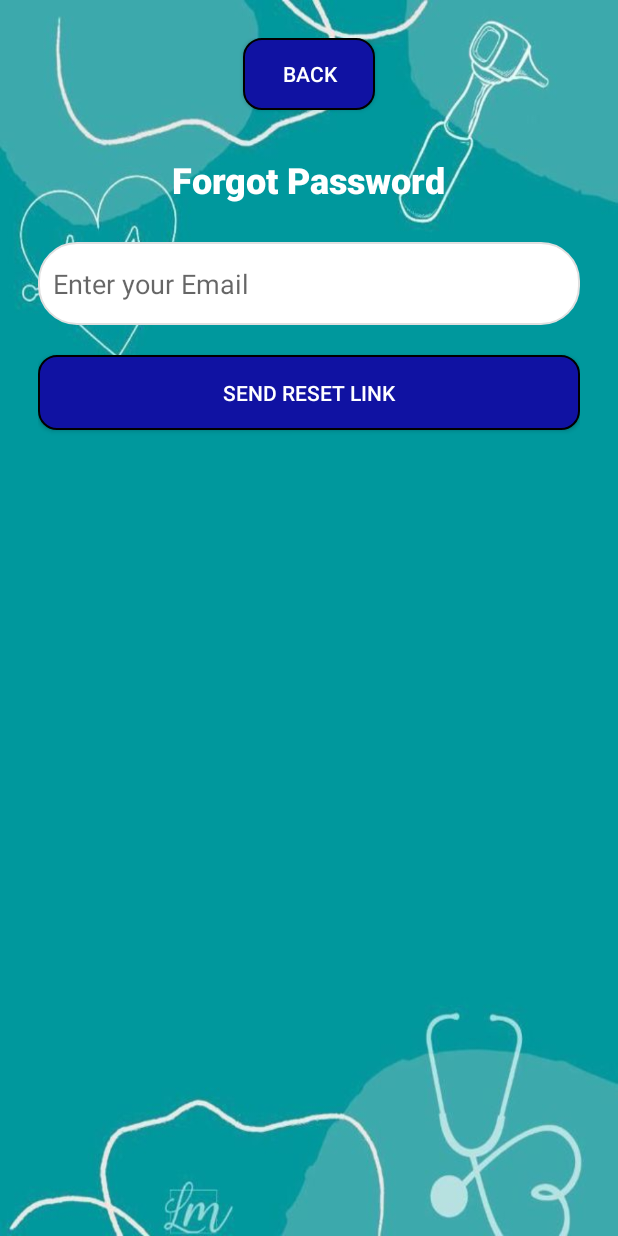
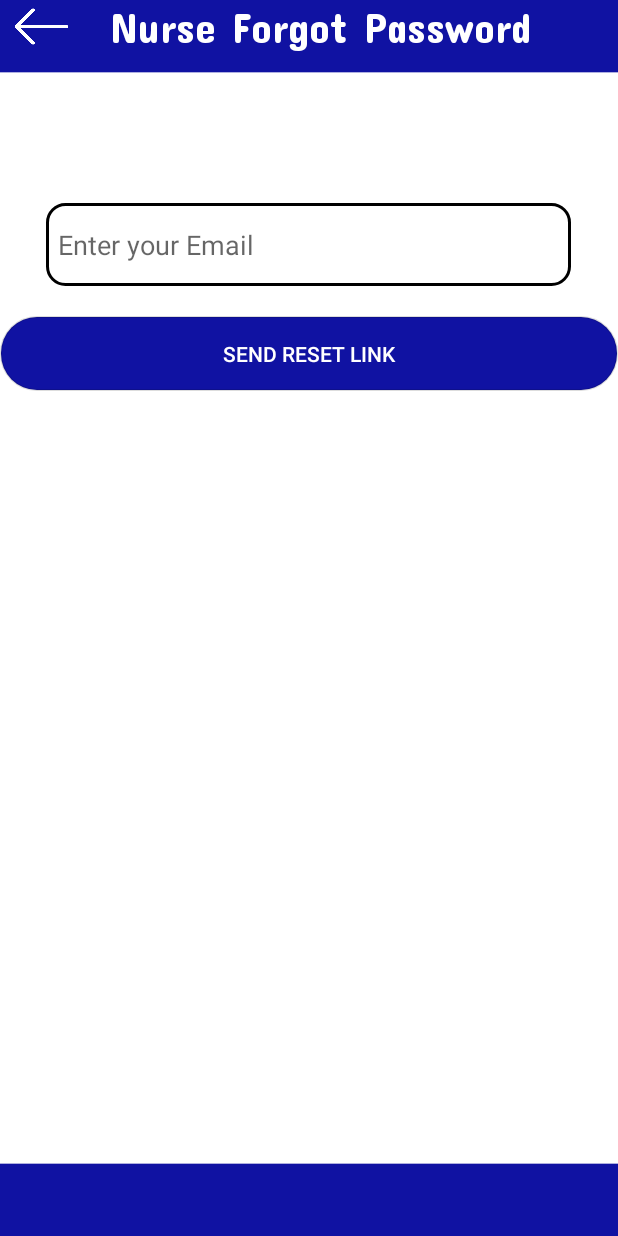
Before and after one commit to yljunsenido-hub/MediVoice, an Android app: the MedNurseForgotPassword screen opened directly, with no data from a screen before it, on a phone screen of 412 x 824 dp. Run offline under Robolectric (Android 15) with nearby library versions, the phone set to English and light mode, and no system bars; our stand-ins replace Firebase (no records; nobody signed in at launch, a user with empty details on screens opened directly); 2 statements that could not run were skipped.

Commit message:
UI update and alignment

```diff
--- a/app/src/main/res/layout/activity_med_nurse_forgot_password.xml
+++ b/app/src/main/res/layout/activity_med_nurse_forgot_password.xml
@@ -1,41 +1,54 @@
 <?xml version="1.0" encoding="utf-8"?>
 <LinearLayout xmlns:android="http://schemas.android.com/apk/res/android"
     xmlns:app="http://schemas.android.com/apk/res-auto"
-    xmlns:tools="http://schemas.android.com/tools"
-    android:id="@+id/main"
-    android:orientation="vertical"
-    android:background="@drawable/background"
-    android:padding="25dp"
     android:layout_width="match_parent"
     android:layout_height="match_parent"
-    android:gravity="center_horizontal"
-    tools:context=".MedNurseForgotPassword">
+    android:orientation="vertical"
+    android:layout_gravity="center"
+    android:background="@drawable/bgtwo">
 
-    <Button
-        android:id="@+id/btnBack"
-        android:layout_width="wrap_content"
+    <LinearLayout
+        android:layout_width="match_parent"
         android:layout_height="wrap_content"
-        android:background="@drawable/button"
-        android:text="Back"
-        android:textColor="@color/white" />
+        android:layout_gravity="center"
+        android:orientation="horizontal"
+        android:gravity="center">
 
-    <TextView
-        android:layout_width="wrap_content"
-        android:layout_height="wrap_content"
-        android:text="Forgot Password"
-        android:textSize="24sp"
-        android:textColor="@color/white"
-        android:fontFamily="sans-serif-black"
-        android:layout_marginTop="30dp"/>
+        <ImageView
+            android:layout_marginLeft="10dp"
+            android:id="@+id/imgBack"
+            android:layout_width="35dp"
+            android:layout_height="35dp"
+            android:layout_gravity="center_vertical"
+            android:src="@drawable/back"/>
+
+        <TextView
+            android:layout_width="0dp"
+            android:layout_height="wrap_content"
+            android:layout_weight="1"
+            android:layout_marginLeft="5dp"
+            android:text="Nurse Forgot Password"
+            android:layout_gravity="center"
+            android:gravity="center"
+            android:textColor="@color/white"
+            android:fontFamily="@font/cor"
+            android:textSize="28sp"/>
+
+        <ImageView
+            android:layout_marginright="10dp"
+            android:layout_width="35dp"
+            android:layout_height="35dp"
+            android:visibility="invisible" />
+    </LinearLayout>
 
     <EditText
         android:id="@+id/edtEmail"
-        android:layout_width="match_parent"
+        android:layout_width="350dp"
         android:layout_height="55dp"
-        android:layout_marginTop="25dp"
+        android:layout_marginTop="100dp"
         android:hint="Enter your Email"
-        android:background="@drawable/input_bg"
-        android:padding="10dp"
+        android:background="@drawable/rounded_edittext"
+        android:layout_gravity="center"
         android:textColor="#000000"
         android:inputType="textEmailAddress"/>
 
@@ -46,6 +59,6 @@
         android:layout_marginTop="20dp"
         android:text="Send Reset Link"
         android:textColor="@color/white"
-        android:background="@drawable/button"/>
+        android:background="@drawable/rounded_button"/>
 
 </LinearLayout>
```
Also changed, not shown: app/src/main/res/layout/activity_med_forgot_password.xml (+39 -22 lines).
